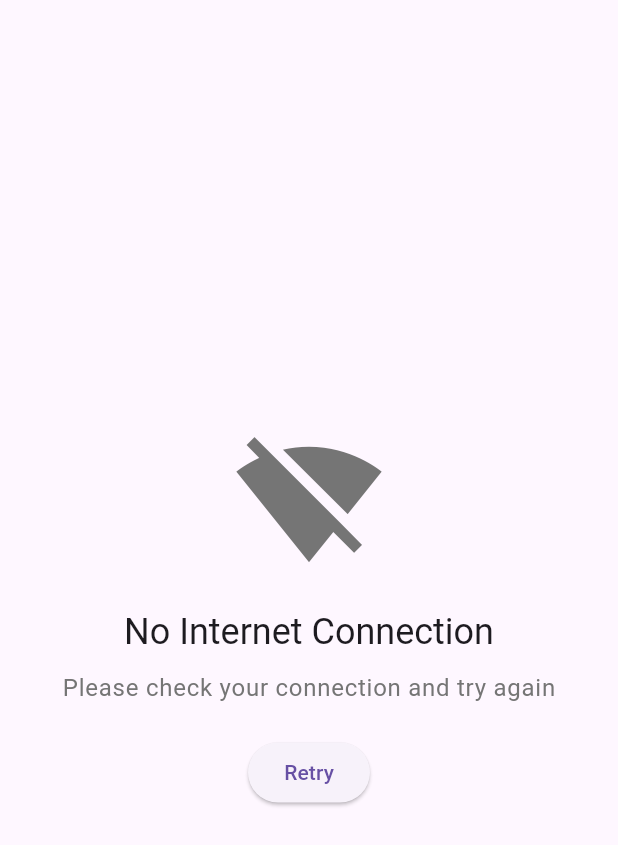
After one commit to mforgon/flutter_with_firebase, a Flutter app: the NoInternetScreen screen opened directly, on a phone screen of 412 x 824 dp. The commit adds this screen. Shown: the top 845 px of the screen. Run offline on Flutter 3.47's test engine with Material 3 defaults, Android fonts, the phone set to English and light mode, and no system bars; our stand-ins replace cloud_firestore, connectivity_plus, firebase_auth, firebase_core, flutter_secure_storage; accounts and stored records are empty.

Commit message:
no internet connetion handle

```diff
--- a/lib/cart_screen.dart
+++ b/lib/cart_screen.dart
@@ -1,5 +1,5 @@
 import 'package:flutter/material.dart';
-import 'package:flutter_with_firebase/order_history.dart';
+
 import 'package:flutter_with_firebase/product.dart';
 import 'package:provider/provider.dart';
 import 'cart_logic.dart';
--- /dev/null
+++ b/lib/connectivity/connection_provider.dart
@@ -0,0 +1,30 @@
+import 'dart:async';
+
+import 'package:connectivity_plus/connectivity_plus.dart';
+import 'package:flutter/material.dart';
+
+class ConnectivityProvider with ChangeNotifier {
+  bool _isOnline = true;
+  bool get isOnline => _isOnline;
+
+  StreamSubscription? connectivitySubscription;
+
+  ConnectivityProvider() {
+    checkConnectivity();
+  }
+
+  void checkConnectivity() {
+    connectivitySubscription = Connectivity()
+        .onConnectivityChanged
+        .listen((ConnectivityResult result) {
+      _isOnline = result != ConnectivityResult.none;
+      notifyListeners();
+    });
+  }
+
+  @override
+  void dispose() {
+    connectivitySubscription?.cancel();
+    super.dispose();
+  }
+}
--- /dev/null
+++ b/lib/connectivity/noInternetScreen.dart
@@ -0,0 +1,74 @@
+import 'package:flutter/material.dart';
+import 'package:provider/provider.dart';
+
+import 'connection_provider.dart';
+
+class NoInternetScreen extends StatefulWidget {
+  const NoInternetScreen({Key? key}) : super(key: key);
+
+  @override
+  _NoInternetScreenState createState() => _NoInternetScreenState();
+}
+
+class _NoInternetScreenState extends State<NoInternetScreen> {
+  bool _isLoading = false;
+
+  @override
+  Widget build(BuildContext context) {
+    return Scaffold(
+      body: Center(
+        child: Column(
+          mainAxisAlignment: MainAxisAlignment.center,
+          children: [
+            Icon(
+              Icons.signal_wifi_off,
+              size: 100,
+              color: Colors.grey[600],
+            ),
+            const SizedBox(height: 20),
+            Text(
+              'No Internet Connection',
+              style: Theme.of(context).textTheme.headlineSmall,
+            ),
+            const SizedBox(height: 10),
+            Text(
+              'Please check your connection and try again',
+              style: Theme.of(context).textTheme.bodyLarge?.copyWith(
+                    color: Colors.grey[600],
+                  ),
+            ),
+            const SizedBox(height: 20),
+            _isLoading
+                ? CircularProgressIndicator()
+                : ElevatedButton(
+                    onPressed: () async {
+                      setState(() {
+                        _isLoading = true;
+                      });
+
+                      // Simulate a delay for the loading indicator
+                      await Future.delayed(const Duration(seconds: 2));
+
+                      // Check connectivity
+                      Provider.of<ConnectivityProvider>(context, listen: false)
+                          .checkConnectivity();
+
+                      // Check if the internet is back
+                      if (Provider.of<ConnectivityProvider>(context, listen: false).isOnline) {
+                        // Navigate to the normal application screen
+                        Navigator.of(context).pop(); // or use Navigator.pushReplacement to go to the main screen
+                      } else {
+                        // Stay on the same screen and show the retry button again
+                        setState(() {
+                          _isLoading = false;
+                        });
+                      }
+                    },
+                    child: const Text('Retry'),
+                  ),
+          ],
+        ),
+      ),
+    );
+  }
+}
--- a/lib/home_page_helpers.dart
+++ b/lib/home_page_helpers.dart
@@ -6,7 +6,6 @@ import 'package:provider/provider.dart';
 import 'product.dart';
 import 'product_details_page.dart';
 import 'firestore_service.dart';
-import 'order_model.dart';
 import 'product_provider.dart';
 
 Widget buildHorizontalProductList(
--- a/lib/order_history.dart
+++ b/lib/order_history.dart
@@ -3,7 +3,6 @@ import 'package:flutter/material.dart';
 import 'package:flutter_with_firebase/firestore_service.dart';
 import 'package:intl/intl.dart';
 import 'package:provider/provider.dart';
-import 'product.dart';
 import 'order_model.dart';
 
 class OrderCard extends StatelessWidget {
--- a/lib/profile_page.dart
+++ b/lib/profile_page.dart
@@ -2,7 +2,6 @@ import 'package:flutter/material.dart';
 import 'package:firebase_auth/firebase_auth.dart';
 import 'package:cloud_firestore/cloud_firestore.dart';
 import 'package:flutter_with_firebase/home_page.dart';
-import 'package:flutter_with_firebase/home_page_body.dart';
 import 'package:flutter_with_firebase/language/app_localizations.dart';
 
 class ProfilePage extends StatefulWidget {
--- a/pubspec.yaml
+++ b/pubspec.yaml
@@ -43,7 +43,7 @@ dependencies:
   cloud_firestore: ^5.2.1
   intl: ^0.19.0
   flutter_secure_storage: ^9.2.2
-  connectivity_plus: ^6.1.0
+  connectivity_plus:  ^5.0.0
   # firebase_messaging: ^15.0.4
 
 
```
Also changed, not shown: lib/main.dart (+11 -3 lines), pubspec.lock, 3 other files.
